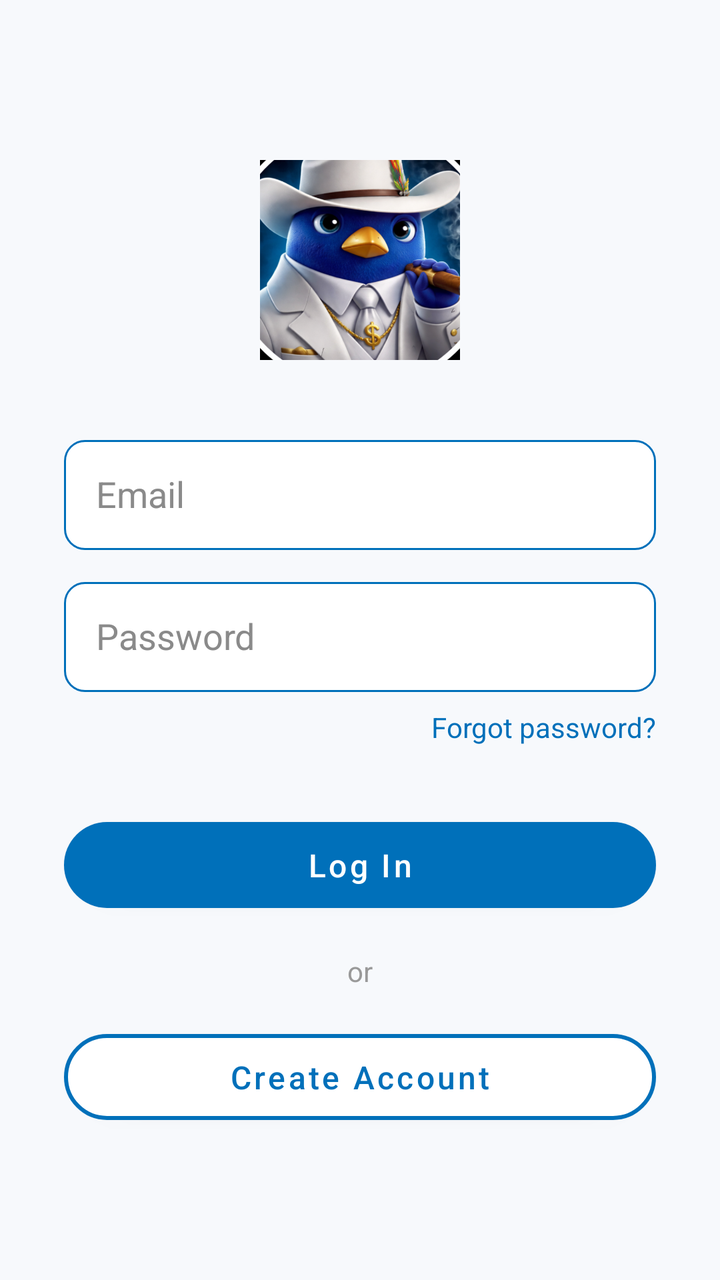
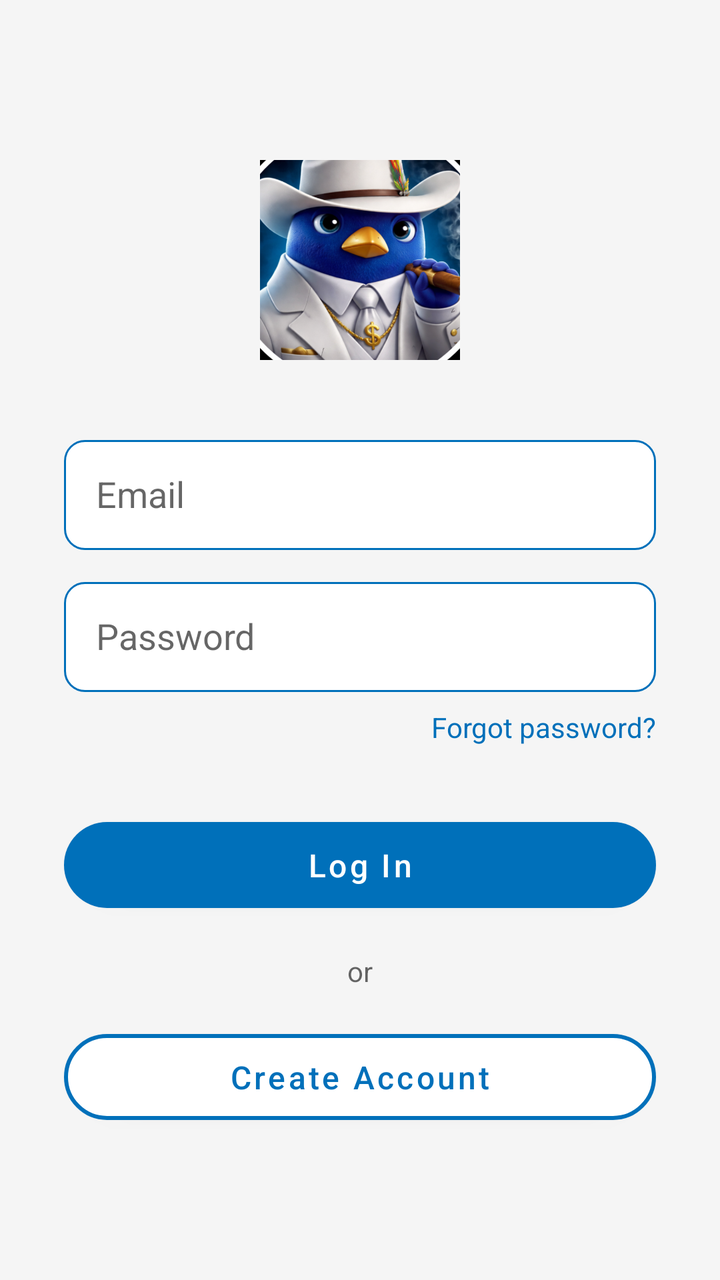

Before-and-after screenshots of an Android layout around one commit, followed by the original layout XML and the change that was made.
<!-- AndroidManifest.xml: application theme Theme.Finance -->
<!-- res/layout/activity_login.xml -->
<?xml version="1.0" encoding="utf-8"?>
<androidx.constraintlayout.widget.ConstraintLayout
    xmlns:android="http://schemas.android.com/apk/res/android"
    xmlns:app="http://schemas.android.com/apk/res-auto"
    android:id="@+id/main"
    android:layout_width="match_parent"
    android:layout_height="match_parent"
    android:background="#F7F9FC">

    
    <ImageView
        android:id="@+id/imgLogo"
        android:layout_width="100dp"
        android:layout_height="100dp"
        android:src="@drawable/ic_finance_logo"
        android:contentDescription="Finance Logo"
        android:layout_marginTop="80dp"
        app:layout_constraintTop_toTopOf="parent"
        app:layout_constraintBottom_toTopOf="@id/etEmail"
        app:layout_constraintStart_toStartOf="parent"
        app:layout_constraintEnd_toEndOf="parent"/>

    
    <EditText
        android:id="@+id/etEmail"
        android:layout_width="0dp"
        android:layout_height="55dp"
        android:hint="Email"
        android:inputType="textEmailAddress"
        android:padding="16dp"
        android:background="@drawable/edittext_border_blue"
        android:textColor="#000"
        android:textColorHint="#8A8A8A"
        android:layout_marginHorizontal="32dp"
        android:layout_marginTop="40dp"
        app:layout_constraintTop_toBottomOf="@id/imgLogo"
        app:layout_constraintStart_toStartOf="parent"
        app:layout_constraintEnd_toEndOf="parent"/>

    
    <EditText
        android:id="@+id/etPassword"
        android:layout_width="0dp"
        android:layout_height="55dp"
        android:hint="Password"
        android:inputType="textPassword"
        android:padding="16dp"
        android:background="@drawable/edittext_border_blue"
        android:textColor="#000"
        android:textColorHint="#8A8A8A"
        android:layout_marginHorizontal="32dp"
        android:layout_marginTop="16dp"
        app:layout_constraintTop_toBottomOf="@id/etEmail"
        app:layout_constraintStart_toStartOf="parent"
        app:layout_constraintEnd_toEndOf="parent"/>

    
    <TextView
        android:id="@+id/tvForgot"
        android:layout_width="wrap_content"
        android:layout_height="wrap_content"
        android:text="Forgot password?"
        android:textColor="#0070BA"
        android:textSize="14sp"
        android:layout_marginTop="8dp"
        app:layout_constraintEnd_toEndOf="@id/etPassword"
        app:layout_constraintTop_toBottomOf="@id/etPassword"/>

    
    <com.google.android.material.button.MaterialButton
        android:id="@+id/btnLogin"
        android:layout_width="0dp"
        android:layout_height="55dp"
        android:text="Log In"
        android:textAllCaps="false"
        android:textColor="#FFFFFF"
        android:textSize="16sp"
        android:layout_marginHorizontal="32dp"
        android:layout_marginTop="32dp"
        app:cornerRadius="30dp"
        app:backgroundTint="#0070BA"
        app:layout_constraintTop_toBottomOf="@id/tvForgot"
        app:layout_constraintStart_toStartOf="parent"
        app:layout_constraintEnd_toEndOf="parent"/>

    
    <TextView
        android:id="@+id/tvOr"
        android:layout_width="wrap_content"
        android:layout_height="wrap_content"
        android:text="or"
        android:textColor="#999"
        android:layout_marginTop="16dp"
        app:layout_constraintTop_toBottomOf="@id/btnLogin"
        app:layout_constraintStart_toStartOf="parent"
        app:layout_constraintEnd_toEndOf="parent"/>

    
    <com.google.android.material.button.MaterialButton
        android:id="@+id/btnSignUp"
        android:layout_width="0dp"
        android:layout_height="55dp"
        android:text="Create Account"
        android:textAllCaps="false"
        android:textColor="#0070BA"
        android:textSize="16sp"
        android:layout_marginHorizontal="32dp"
        android:layout_marginTop="16dp"
        app:cornerRadius="30dp"
        app:strokeWidth="2dp"
        app:strokeColor="#0070BA"
        app:backgroundTint="#FFFFFF"
        app:layout_constraintTop_toBottomOf="@id/tvOr"
        app:layout_constraintStart_toStartOf="parent"
        app:layout_constraintEnd_toEndOf="parent"/>

</androidx.constraintlayout.widget.ConstraintLayout>
<!-- resources referenced by this layout -->
<resources>
  <!-- drawable edittext_border_blue (drawable) -->
  <shape xmlns:android="http://schemas.android.com/apk/res/android"
      android:shape="rectangle">
      <solid android:color="#FFFFFF" />
      <stroke android:width="1dp" android:color="#0070BA" />
      <corners android:radius="10dp" />
      <padding android:left="8dp" android:right="8dp" android:top="6dp" android:bottom="6dp" />
  </shape>
  <!-- drawable ic_finance_logo: png bitmap (drawable, 615762 bytes) -->
  <style name="Theme.Finance" parent="Theme.MaterialComponents.DayNight.NoActionBar">
          <item name="colorPrimary">#1A237E</item>
          <item name="colorPrimaryVariant">#000051</item>
          <item name="colorOnPrimary">@color/white</item>
  
          <item name="colorSecondary">#2E7D32</item>
          <item name="colorSecondaryVariant">#005005</item>
          <item name="colorOnSecondary">@color/white</item>
  
          <item name="android:statusBarColor">?attr/colorPrimaryVariant</item>
  
          <item name="android:windowBackground">#F5F5F5</item>
      </style>
  <color name="white">#FFFFFFFF</color>
</resources>

<!-- the commit's change to res/layout/activity_login.xml (unified diff, before → after) -->
@@ -5,7 +5,7 @@
     android:id="@+id/main"
     android:layout_width="match_parent"
     android:layout_height="match_parent"
-    android:background="#F7F9FC">
+    android:background="?android:attr/windowBackground">
 
     
     <ImageView
@@ -29,8 +29,8 @@
         android:inputType="textEmailAddress"
         android:padding="16dp"
         android:background="@drawable/edittext_border_blue"
-        android:textColor="#000"
-        android:textColorHint="#8A8A8A"
+        android:textColor="?android:attr/textColorPrimary"
+        android:textColorHint="?android:attr/textColorSecondary"
         android:layout_marginHorizontal="32dp"
         android:layout_marginTop="40dp"
         app:layout_constraintTop_toBottomOf="@id/imgLogo"
@@ -46,8 +46,8 @@
         android:inputType="textPassword"
         android:padding="16dp"
         android:background="@drawable/edittext_border_blue"
-        android:textColor="#000"
-        android:textColorHint="#8A8A8A"
+        android:textColor="?android:attr/textColorPrimary"
+        android:textColorHint="?android:attr/textColorSecondary"
         android:layout_marginHorizontal="32dp"
         android:layout_marginTop="16dp"
         app:layout_constraintTop_toBottomOf="@id/etEmail"
@@ -89,7 +89,7 @@
         android:layout_width="wrap_content"
         android:layout_height="wrap_content"
         android:text="or"
-        android:textColor="#999"
+        android:textColor="?android:attr/textColorSecondary"
         android:layout_marginTop="16dp"
         app:layout_constraintTop_toBottomOf="@id/btnLogin"
         app:layout_constraintStart_toStartOf="parent"
@@ -109,7 +109,7 @@
         app:cornerRadius="30dp"
         app:strokeWidth="2dp"
         app:strokeColor="#0070BA"
-        app:backgroundTint="#FFFFFF"
+        app:backgroundTint="?attr/colorSurface"
         app:layout_constraintTop_toBottomOf="@id/tvOr"
         app:layout_constraintStart_toStartOf="parent"
         app:layout_constraintEnd_toEndOf="parent"/>
<!-- resource entries referenced after the edit -->
@@ -10,17 +10,20 @@
   </shape>
   <!-- drawable ic_finance_logo: png bitmap (drawable, 615762 bytes) -->
   <style name="Theme.Finance" parent="Theme.MaterialComponents.DayNight.NoActionBar">
+          
           <item name="colorPrimary">#1A237E</item>
           <item name="colorPrimaryVariant">#000051</item>
           <item name="colorOnPrimary">@color/white</item>
   
+          
           <item name="colorSecondary">#2E7D32</item>
           <item name="colorSecondaryVariant">#005005</item>
           <item name="colorOnSecondary">@color/white</item>
   
           <item name="android:statusBarColor">?attr/colorPrimaryVariant</item>
-  
           <item name="android:windowBackground">#F5F5F5</item>
+          <item name="colorSurface">#FFFFFF</item>
+          <item name="colorOnSurface">#1E1E1E</item>
       </style>
   <color name="white">#FFFFFFFF</color>
 </resources>
